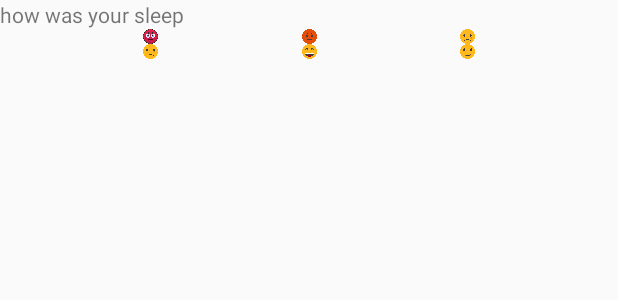
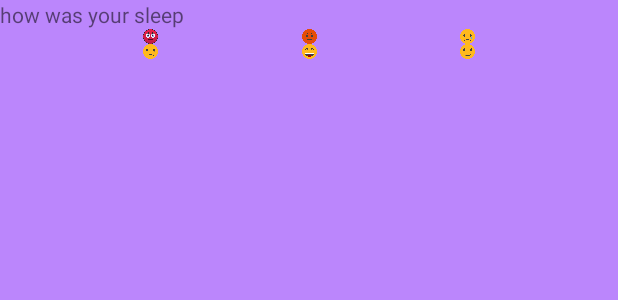
Before and after one commit to raashidbaba/Sleep_Tracker, an Android app: the layout fragment_sleep_quality.xml on its own in the app's theme, with its tools: preview values and no code run, on a phone screen of 412 x 824 dp. Shown: the top 300 px of the screen. Run offline under Robolectric (Android 15) with nearby library versions, the phone set to English and light mode, and no system bars.

Commit message:
added some functions.

```diff
--- a/app/src/main/res/layout/fragment_sleep_quality.xml
+++ b/app/src/main/res/layout/fragment_sleep_quality.xml
@@ -14,6 +14,7 @@
     <androidx.constraintlayout.widget.ConstraintLayout
         android:layout_width="match_parent"
         android:layout_height="match_parent"
+        android:background="@color/purple_200"
         tools:context=".sleepquality.SleepQualityFragment">
 
         <TextView
--- a/app/src/main/res/layout/fragmnet_sleep_tracker.xml
+++ b/app/src/main/res/layout/fragmnet_sleep_tracker.xml
@@ -30,6 +30,7 @@
             app:layout_constraintEnd_toEndOf="parent"
             app:layout_constraintRight_toRightOf="parent"
             app:layout_constraintStart_toStartOf="parent"
+            android:background="@color/purple_200"
             app:layout_constraintTop_toBottomOf="@+id/stop_button">
 
             <!-- In the TextView, we can access the nightsString LiveData,
```
